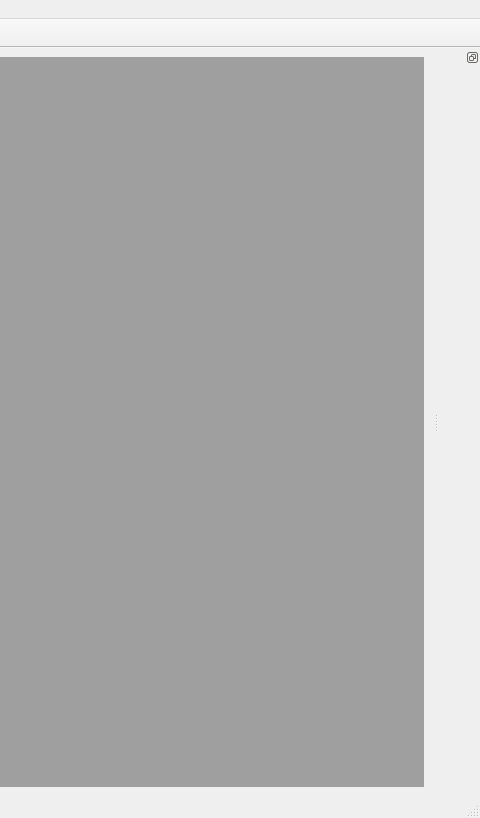
The window that game/src/leveleditor/designer/mainwindow.ui (tsp-team/ttsp-src) describes before a commit, drawn with Qt 5; both pictures show x 603 to 1083 and y 0 to 818 of the 1083 by 818 pixel window.
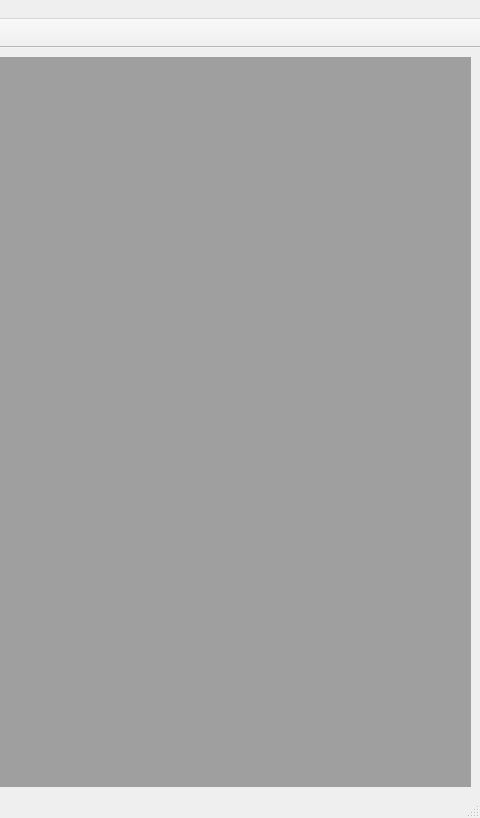
The same window after the commit.

Commit message: leveleditor: right panel UI improvements, object properties

```diff
--- a/game/src/leveleditor/designer/mainwindow.ui
+++ b/game/src/leveleditor/designer/mainwindow.ui
@@ -108,15 +108,6 @@
     <bool>false</bool>
    </attribute>
   </widget>
-  <widget class="QDockWidget" name="rightWidget">
-   <property name="features">
-    <set>QDockWidget::DockWidgetFloatable|QDockWidget::DockWidgetMovable</set>
-   </property>
-   <attribute name="dockWidgetArea">
-    <number>2</number>
-   </attribute>
-   <widget class="QWidget" name="dockWidgetContents"/>
-  </widget>
   <action name="actionIncreaseGridSize">
    <property name="text">
     <string>Increase grid size</string>
```
The commit also changes 10 other files.
